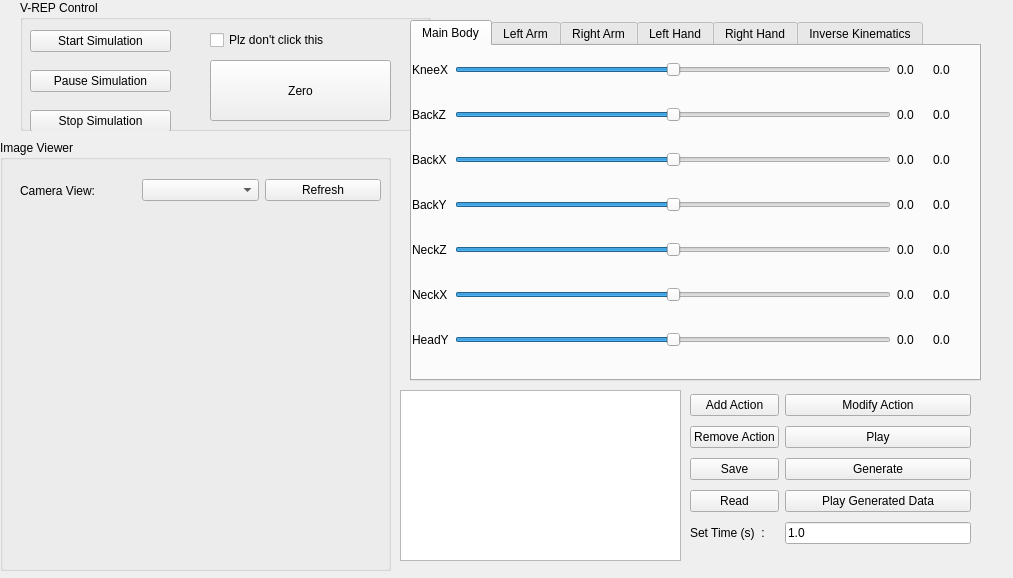
The window that src/my_plugin.ui (Rayckey/XR1_vrep_ros) describes before a commit, drawn with Qt 5.
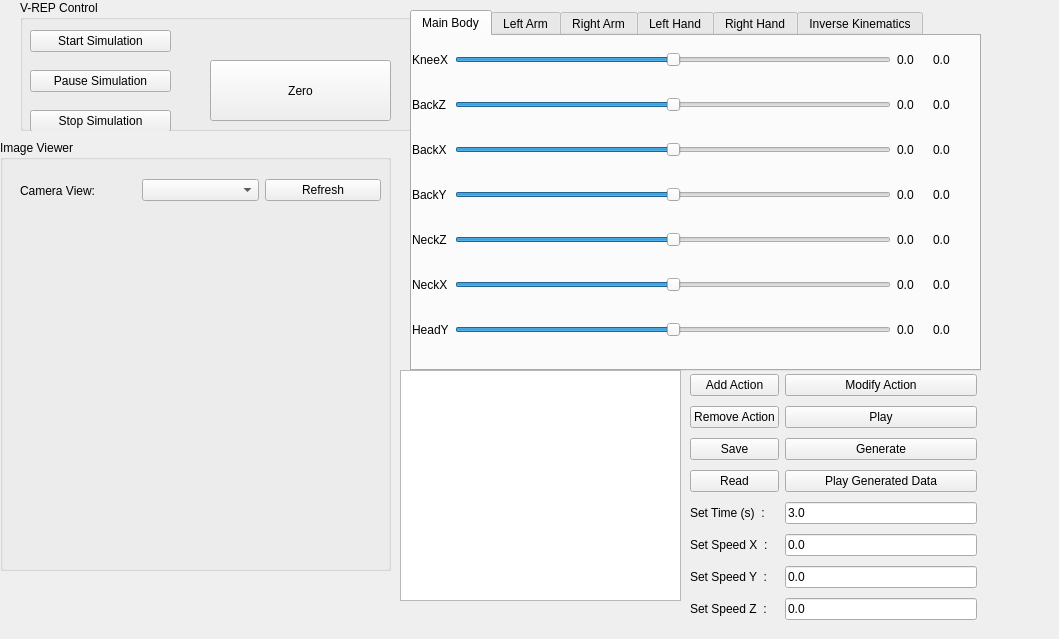
The same window after the commit. Custom widgets are drawn as their Qt base class.

```diff
--- a/src/my_plugin.ui
+++ b/src/my_plugin.ui
@@ -6,8 +6,8 @@
    <rect>
     <x>0</x>
     <y>0</y>
-    <width>1013</width>
-    <height>578</height>
+    <width>1059</width>
+    <height>639</height>
    </rect>
   </property>
   <property name="windowTitle">
@@ -64,19 +64,6 @@
      <string>Stop Simulation</string>
     </property>
    </widget>
-   <widget class="QCheckBox" name="checkBox">
-    <property name="geometry">
-     <rect>
-      <x>190</x>
-      <y>30</y>
-      <width>201</width>
-      <height>20</height>
-     </rect>
-    </property>
-    <property name="text">
-     <string>Plz don't click this</string>
-    </property>
-   </widget>
    <widget class="QPushButton" name="Zero">
     <property name="geometry">
      <rect>
@@ -95,7 +82,7 @@
    <property name="geometry">
     <rect>
      <x>40</x>
-     <y>620</y>
+     <y>660</y>
      <width>141</width>
      <height>121</height>
     </rect>
@@ -278,7 +265,7 @@
    <property name="geometry">
     <rect>
      <x>410</x>
-     <y>20</y>
+     <y>10</y>
      <width>571</width>
      <height>361</height>
     </rect>
@@ -2091,9 +2078,9 @@
    <property name="geometry">
     <rect>
      <x>400</x>
-     <y>390</y>
+     <y>370</y>
      <width>281</width>
-     <height>171</height>
+     <height>231</height>
     </rect>
    </property>
   </widget>
@@ -2101,12 +2088,33 @@
    <property name="geometry">
     <rect>
      <x>690</x>
-     <y>390</y>
-     <width>281</width>
-     <height>161</height>
+     <y>370</y>
+     <width>287</width>
+     <height>260</height>
     </rect>
    </property>
    <layout class="QGridLayout" name="gridLayout_8">
+    <item row="5" column="1">
+     <widget class="QLineEdit" name="lineEdit_X">
+      <property name="text">
+       <string>0.0</string>
+      </property>
+     </widget>
+    </item>
+    <item row="6" column="0">
+     <widget class="QLabel" name="label_48">
+      <property name="text">
+       <string>Set Speed Y  :</string>
+      </property>
+     </widget>
+    </item>
+    <item row="5" column="0">
+     <widget class="QLabel" name="label_47">
+      <property name="text">
+       <string>Set Speed X  :</string>
+      </property>
+     </widget>
+    </item>
     <item row="2" column="1">
      <widget class="QPushButton" name="generate">
       <property name="text">
@@ -2166,7 +2174,7 @@
     <item row="4" column="1">
      <widget class="QLineEdit" name="lineEdit">
       <property name="text">
-       <string>1.0</string>
+       <string>3.0</string>
       </property>
      </widget>
     </item>
@@ -2177,6 +2185,27 @@
       </property>
      </widget>
     </item>
+    <item row="6" column="1">
+     <widget class="QLineEdit" name="lineEdit_Y">
+      <property name="text">
+       <string>0.0</string>
+      </property>
+     </widget>
+    </item>
+    <item row="7" column="1">
+     <widget class="QLineEdit" name="lineEdit_Z">
+      <property name="text">
+       <string>0.0</string>
+      </property>
+     </widget>
+    </item>
+    <item row="7" column="0">
+     <widget class="QLabel" name="label_49">
+      <property name="text">
+       <string>Set Speed Z  :</string>
+      </property>
+     </widget>
+    </item>
    </layout>
   </widget>
  </widget>
```
